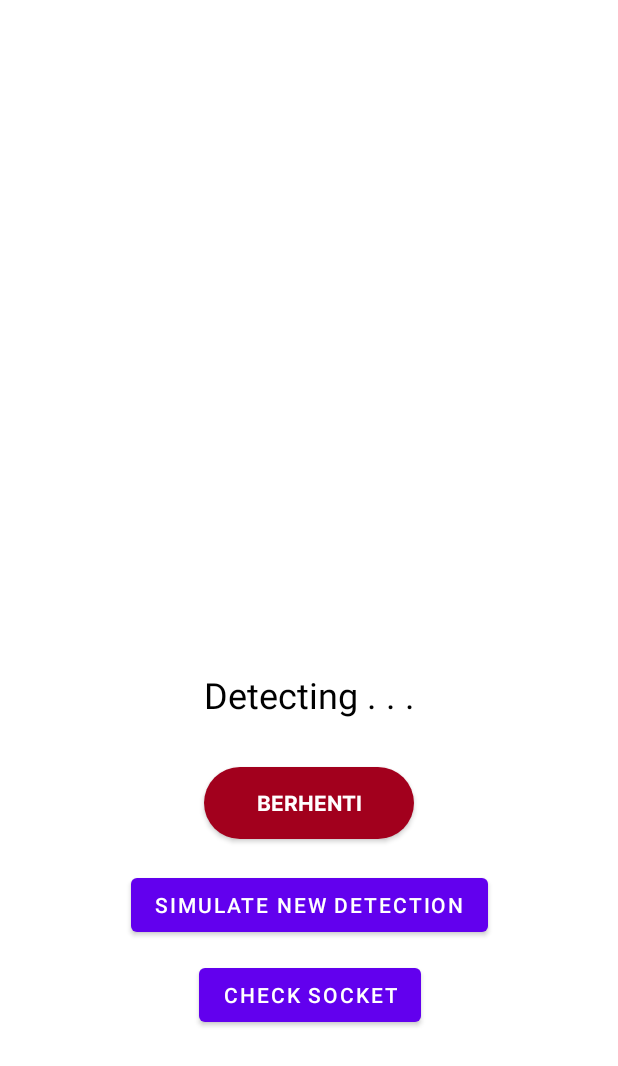
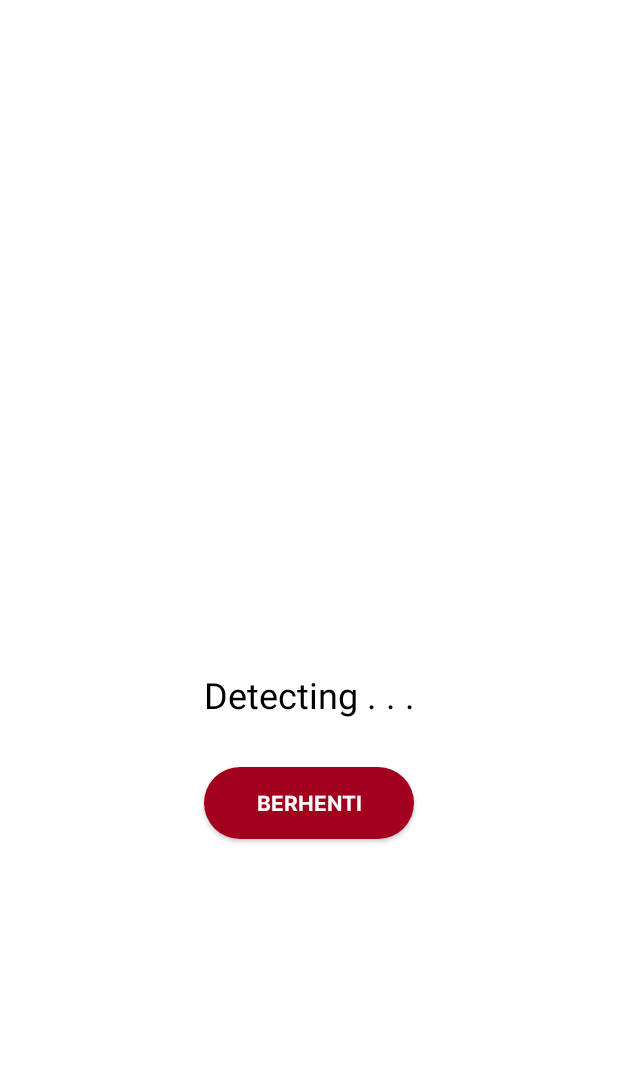
Before and after one commit to A-EYE-see-the-unseen/a-eye, an Android app: the DetectedActivity screen opened directly, with no data from a screen before it, after a tap on "SUBMIT", on a phone screen of 412 x 824 dp. Shown: the top 1066 px of the screen. Run offline under Robolectric (Android 15) with nearby library versions, the phone set to English and light mode, and no system bars; libraries missing offline, so code that uses them is left out: io.socket.client, io.socket.emitter; pictures from the network do not load; 4 statements that could not run were skipped.

Commit message:
to be merged

```diff
--- a/app/src/main/java/com/dicoding/picodiploma/aeye/ui/detail/DetectedActivity.kt
+++ b/app/src/main/java/com/dicoding/picodiploma/aeye/ui/detail/DetectedActivity.kt
@@ -59,13 +59,10 @@ class DetectedActivity : AppCompatActivity() {
 
             val note = catatanPengawas.text
 
-            var toastShown = false
-
-            var finalMessage = "No Changes :("
 
             runOnUiThread {
-                    Toast.makeText(applicationContext, finalMessage, Toast.LENGTH_SHORT).show()
-                    toastShown = true
+                    Toast.makeText(applicationContext, "Submitted", Toast.LENGTH_SHORT).show()
+
                     runBlocking {
                         delay(2000)                                                         //saia tidak suka solusi ini tapi yah mau diapa lagi :v
                         val intent = Intent(applicationContext, DetectingActivity::class.java)
@@ -78,6 +75,15 @@ class DetectedActivity : AppCompatActivity() {
 
         btnReject.setOnClickListener {  //TODO ISI FUNGSI API
             toggleVisibility(true)
+            runOnUiThread {
+                Toast.makeText(applicationContext, "Rejected.", Toast.LENGTH_SHORT).show()
+
+                runBlocking {
+                    delay(2000)                                                         //saia tidak suka solusi ini tapi yah mau diapa lagi :v
+                    val intent = Intent(applicationContext, DetectingActivity::class.java)
+                    startActivity(intent)
+                }
+            }
 
         }
 
--- a/app/src/main/res/layout/activity_detecting.xml
+++ b/app/src/main/res/layout/activity_detecting.xml
@@ -61,27 +61,6 @@
             app:layout_constraintStart_toStartOf="@+id/textView2"
             app:layout_constraintTop_toBottomOf="@+id/textView2" />
 
-        <Button
-            android:id="@+id/btn_testing_newDetection"
-            android:layout_width="wrap_content"
-            android:layout_height="wrap_content"
-            android:text="Simulate new detection"
-            android:layout_marginTop="20dp"
-            app:layout_constraintEnd_toEndOf="@+id/btnBerhenti"
-            app:layout_constraintStart_toStartOf="@+id/btnBerhenti"
-            app:layout_constraintTop_toBottomOf="@+id/btnBerhenti" />
-
-        <Button
-            android:id="@+id/btn_socket_check"
-            android:layout_width="wrap_content"
-            android:layout_height="wrap_content"
-            android:layout_marginTop="12dp"
-            android:text="Check Socket"
-            app:layout_constraintEnd_toEndOf="@+id/btn_testing_newDetection"
-
-            app:layout_constraintStart_toStartOf="@+id/btn_testing_newDetection"
-            app:layout_constraintTop_toBottomOf="@+id/btn_testing_newDetection" />
-
     </androidx.constraintlayout.widget.ConstraintLayout>
 
     <androidx.constraintlayout.widget.ConstraintLayout
```
Also changed, not shown: app/src/main/java/com/dicoding/picodiploma/aeye/ui/detecting/DetectingActivity.kt (+22 -41 lines).
